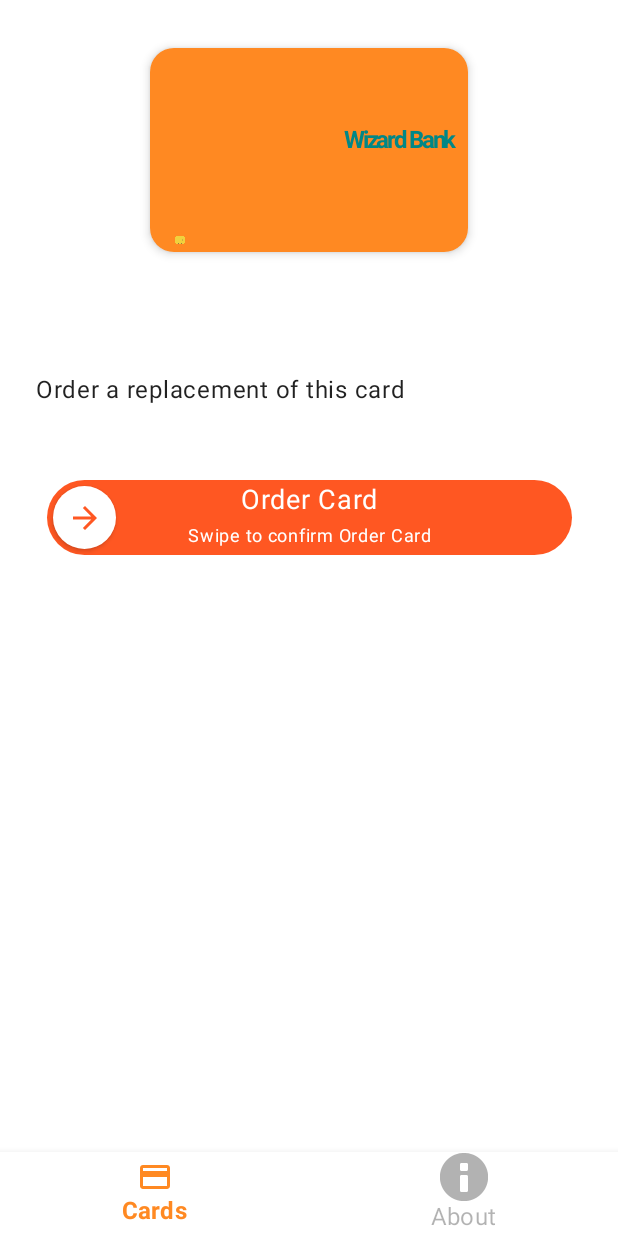
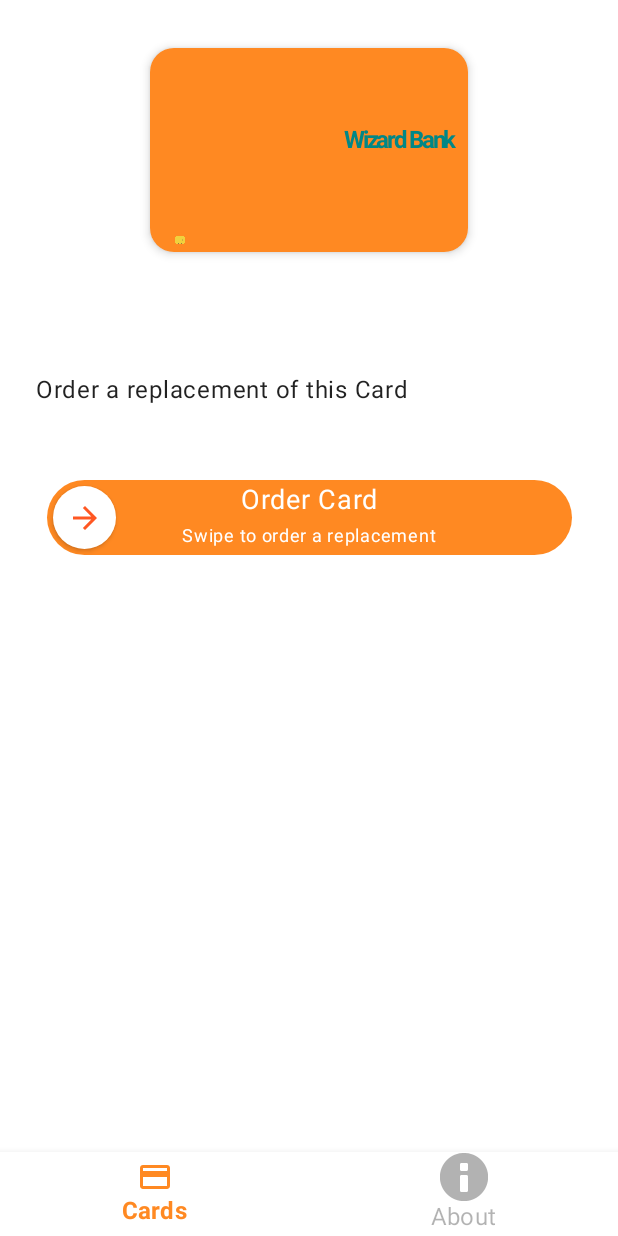
Before and after one commit to Kuruchy/MyCards, an Android app built with Jetpack Compose: the screen it shows after launch (MainActivity), after a tap on "Order Card", on a phone screen of 412 x 824 dp. Run offline under Robolectric (Android 15) with nearby library versions, the phone set to English and light mode, and no system bars; our stand-ins replace accompanist.

Commit message:
Added Action Interaction

```diff
--- a/app/src/main/java/com/kurulabs/mycards/ui/composable/cards/ActionDetail.kt
+++ b/app/src/main/java/com/kurulabs/mycards/ui/composable/cards/ActionDetail.kt
@@ -1,9 +1,5 @@
 package com.kurulabs.mycards.ui.composable.cards
 
-import androidx.compose.animation.Crossfade
-import androidx.compose.foundation.background
-import androidx.compose.foundation.gestures.Orientation
-import androidx.compose.foundation.layout.Box
 import androidx.compose.foundation.layout.BoxWithConstraints
 import androidx.compose.foundation.layout.Column
 import androidx.compose.foundation.layout.Spacer
@@ -11,39 +7,22 @@
 import androidx.compose.foundation.layout.fillMaxSize
 import androidx.compose.foundation.layout.fillMaxWidth
 import androidx.compose.foundation.layout.height
-import androidx.compose.foundation.layout.offset
 import androidx.compose.foundation.layout.padding
 import androidx.compose.foundation.layout.size
-import androidx.compose.foundation.layout.width
 import androidx.compose.foundation.layout.wrapContentHeight
-import androidx.compose.foundation.shape.CircleShape
-import androidx.compose.foundation.shape.RoundedCornerShape
-import androidx.compose.material.ExperimentalMaterialApi
-import androidx.compose.material.FractionalThreshold
-import androidx.compose.material.Icon
+import androidx.compose.material.Button
 import androidx.compose.material.MaterialTheme
 import androidx.compose.material.Text
-import androidx.compose.material.icons.Icons
-import androidx.compose.material.icons.filled.ArrowForward
-import androidx.compose.material.icons.filled.Done
-import androidx.compose.material.rememberSwipeableState
-import androidx.compose.material.swipeable
 import androidx.compose.runtime.Composable
-import androidx.compose.runtime.derivedStateOf
 import androidx.compose.ui.Alignment
 import androidx.compose.ui.Modifier
-import androidx.compose.ui.draw.alpha
-import androidx.compose.ui.draw.shadow
-import androidx.compose.ui.graphics.Color
-import androidx.compose.ui.platform.LocalDensity
+import androidx.compose.ui.text.font.FontWeight
 import androidx.compose.ui.tooling.preview.Preview
-import androidx.compose.ui.unit.IntOffset
 import androidx.compose.ui.unit.dp
-import androidx.compose.ui.unit.sp
 import com.kurulabs.mycards.ui.demo.getDemoCards
+import com.kurulabs.mycards.ui.models.cards.PressToInteract
+import com.kurulabs.mycards.ui.models.cards.SwipeToInteract
 import com.kurulabs.mycards.ui.theme.MyCardsTheme
-import com.kurulabs.mycards.ui.theme.OrangeDark
-import kotlin.math.roundToInt
 
 @Preview(showBackground = true)
 @Composable
@@ -92,90 +71,22 @@
             style = MaterialTheme.typography.body1
         )
         Spacer(modifier = Modifier.size(24.dp))
-        ConfirmationButton(
-            modifier = modifier.align(Alignment.CenterHorizontally),
-            action = cardAction.name
-        )
-    }
-}
-
-enum class ConfirmationState {
-    Default, Confirmed
-}
-
-@OptIn(ExperimentalMaterialApi::class)
-@Composable
-fun ConfirmationButton(modifier: Modifier = Modifier, action: String) {
-
-    val width = 350.dp
-    val dragSize = 50.dp
-
-    val swipeableState = rememberSwipeableState(ConfirmationState.Default)
-    val sizePx = with(LocalDensity.current) { (width - dragSize).toPx() }
-    val anchors = mapOf(0f to ConfirmationState.Default, sizePx to ConfirmationState.Confirmed)
-    val progress = derivedStateOf {
-        if (swipeableState.offset.value == 0f) 0f else swipeableState.offset.value / sizePx
-    }
-
-    Box(
-        modifier = modifier
-            .width(width)
-            .swipeable(
-                state = swipeableState,
-                anchors = anchors,
-                thresholds = { _, _ -> FractionalThreshold(0.5f) },
-                orientation = Orientation.Horizontal
+        when (cardAction.interaction) {
+            SwipeToInteract -> SwipeableButton(
+                modifier = modifier.align(Alignment.CenterHorizontally),
+                cardAction = cardAction
             )
-            .background(OrangeDark, RoundedCornerShape(dragSize))
-    ) {
-        Column(
-            Modifier
-                .align(Alignment.Center)
-                .alpha(1f - progress.value),
-            horizontalAlignment = Alignment.CenterHorizontally
-        ) {
-            Text("$action", color = Color.White, fontSize = 18.sp)
-            Text("Swipe to confirm $action", color = Color.White, fontSize = 12.sp)
-        }
-
-        DraggableControl(
-            modifier = Modifier
-                .offset { IntOffset(swipeableState.offset.value.roundToInt(), 0) }
-                .size(dragSize),
-            progress = progress.value
-        )
-    }
-
-}
-
-@Composable
-private fun DraggableControl(
-    modifier: Modifier,
-    progress: Float
-) {
-    Box(
-        modifier
-            .padding(4.dp)
-            .shadow(elevation = 2.dp, CircleShape, clip = false)
-            .background(Color.White, CircleShape),
-        contentAlignment = Alignment.Center
-    ) {
-        val isConfirmed = derivedStateOf { progress >= 0.8f }
-        Crossfade(targetState = isConfirmed.value) {
-            if (it) {
-                Icon(
-                    imageVector = Icons.Filled.Done,
-                    contentDescription = null,
-                    tint = OrangeDark
-                )
-            } else {
-                Icon(
-                    imageVector = Icons.Filled.ArrowForward,
-                    contentDescription = null,
-                    tint = OrangeDark
+            PressToInteract -> Button(
+                modifier = Modifier
+                    .fillMaxWidth()
+                    .padding(24.dp),
+                onClick = { /*TODO*/ },
+            ) {
+                Text(
+                    text = cardAction.interactionText,
+                    style = MaterialTheme.typography.body1.copy(fontWeight = FontWeight.Bold)
                 )
             }
-
         }
     }
 }
--- /dev/null
+++ b/app/src/main/java/com/kurulabs/mycards/ui/composable/cards/SwipeButton.kt
@@ -0,0 +1,118 @@
+package com.kurulabs.mycards.ui.composable.cards
+
+import androidx.compose.animation.Crossfade
+import androidx.compose.foundation.background
+import androidx.compose.foundation.gestures.Orientation
+import androidx.compose.foundation.layout.Box
+import androidx.compose.foundation.layout.Column
+import androidx.compose.foundation.layout.offset
+import androidx.compose.foundation.layout.padding
+import androidx.compose.foundation.layout.size
+import androidx.compose.foundation.layout.width
+import androidx.compose.foundation.shape.CircleShape
+import androidx.compose.foundation.shape.RoundedCornerShape
+import androidx.compose.material.ExperimentalMaterialApi
+import androidx.compose.material.FractionalThreshold
+import androidx.compose.material.Icon
+import androidx.compose.material.Text
+import androidx.compose.material.icons.Icons
+import androidx.compose.material.icons.filled.ArrowForward
+import androidx.compose.material.icons.filled.Done
+import androidx.compose.material.rememberSwipeableState
+import androidx.compose.material.swipeable
+import androidx.compose.runtime.Composable
+import androidx.compose.runtime.derivedStateOf
+import androidx.compose.ui.Alignment
+import androidx.compose.ui.Modifier
+import androidx.compose.ui.draw.alpha
+import androidx.compose.ui.draw.shadow
+import androidx.compose.ui.graphics.Color
+import androidx.compose.ui.platform.LocalDensity
+import androidx.compose.ui.unit.IntOffset
+import androidx.compose.ui.unit.dp
+import androidx.compose.ui.unit.sp
+import com.kurulabs.mycards.ui.models.cards.CardActionItem
+import com.kurulabs.mycards.ui.theme.Orange
+import com.kurulabs.mycards.ui.theme.OrangeDark
+import kotlin.math.roundToInt
+
+enum class ConfirmationState {
+    Default, Confirmed
+}
+
+@OptIn(ExperimentalMaterialApi::class)
+@Composable
+fun SwipeableButton(modifier: Modifier = Modifier, cardAction: CardActionItem.CardAction) {
+
+    val width = 350.dp
+    val dragSize = 50.dp
+
+    val swipeableState = rememberSwipeableState(ConfirmationState.Default)
+    val sizePx = with(LocalDensity.current) { (width - dragSize).toPx() }
+    val anchors = mapOf(0f to ConfirmationState.Default, sizePx to ConfirmationState.Confirmed)
+    val progress = derivedStateOf {
+        if (swipeableState.offset.value == 0f) 0f else swipeableState.offset.value / sizePx
+    }
+
+    Box(
+        modifier = modifier
+            .width(width)
+            .swipeable(
+                state = swipeableState,
+                anchors = anchors,
+                thresholds = { _, _ -> FractionalThreshold(0.8f) },
+                orientation = Orientation.Horizontal
+            )
+            .background(Orange, RoundedCornerShape(dragSize))
+    ) {
+        Column(
+            Modifier
+                .align(Alignment.Center)
+                .alpha(1f - progress.value),
+            horizontalAlignment = Alignment.CenterHorizontally
+        ) {
+            Text(cardAction.name, color = Color.White, fontSize = 18.sp)
+            Text(cardAction.interactionText, color = Color.White, fontSize = 12.sp)
+        }
+
+        DraggableControl(
+            modifier = Modifier
+                .offset { IntOffset(swipeableState.offset.value.roundToInt(), 0) }
+                .size(dragSize),
+            progress = progress.value
+        )
+    }
+
+}
+
+@Composable
+private fun DraggableControl(
+    modifier: Modifier,
+    progress: Float
+) {
+    Box(
+        modifier
+            .padding(4.dp)
+            .shadow(elevation = 2.dp, CircleShape, clip = false)
+            .background(Color.White, CircleShape),
+        contentAlignment = Alignment.Center
+    ) {
+        val isConfirmed = derivedStateOf { progress >= 0.8f }
+        Crossfade(targetState = isConfirmed.value) {
+            if (it) {
+                Icon(
+                    imageVector = Icons.Filled.Done,
+                    contentDescription = null,
+                    tint = OrangeDark
+                )
+            } else {
+                Icon(
+                    imageVector = Icons.Filled.ArrowForward,
+                    contentDescription = null,
+                    tint = OrangeDark
+                )
+            }
+
+        }
+    }
+}
--- a/app/src/main/java/com/kurulabs/mycards/ui/models/cards/CardAction.kt
+++ b/app/src/main/java/com/kurulabs/mycards/ui/models/cards/CardAction.kt
@@ -24,6 +24,8 @@
         val description: String,
         @DrawableRes val icon: Int,
         val groupTitle: GroupTitle,
+        val interaction: CardActionInteraction,
+        val interactionText: String,
     ) : CardActionItem() {
 
         object GooglePay : CardAction(
@@ -31,6 +33,8 @@
             description = "Configure your Google Pay",
             icon = R.drawable.ic_contactless,
             groupTitle = PayGroupTitle,
+            interaction = PressToInteract,
+            interactionText = "Activate Google Pay now!",
         )
 
         object CardLimits : CardAction(
@@ -38,6 +42,8 @@
             description = "Change the Weekly and Daily Limit",
             icon = R.drawable.ic_attach_money,
             groupTitle = PayGroupTitle,
+            interaction = PressToInteract,
+            interactionText = "Set your limits",
         )
 
         object ActivateCard : CardAction(
@@ -45,13 +51,17 @@
             description = "New Card? Activate it here",
             icon = R.drawable.ic_credit_score,
             groupTitle = CardGroupTitle,
+            interaction = SwipeToInteract,
+            interactionText = "Swipe to activate this Card",
         )
 
         object OrderCard : CardAction(
             name = "Order Card",
-            description = "Order a replacement of this card",
+            description = "Order a replacement of this Card",
             icon = R.drawable.ic_credit_card,
             groupTitle = CardGroupTitle,
+            interaction = SwipeToInteract,
+            interactionText = "Swipe to order a replacement",
         )
 
         object CancelCard : CardAction(
@@ -59,6 +69,8 @@
             description = "Did you loose your card? Cancel it here",
             icon = R.drawable.ic_credit_card_off,
             groupTitle = CardGroupTitle,
+            interaction = SwipeToInteract,
+            interactionText = "Swipe to cancel this Card",
         )
 
         object PinChange : CardAction(
@@ -66,6 +78,8 @@
             description = "Have you forgotten your pin? Change it here",
             icon = R.drawable.ic_pin,
             groupTitle = PinGroupTitle,
+            interaction = PressToInteract,
+            interactionText = "Choose your Pin",
         )
     }
 }
--- /dev/null
+++ b/app/src/main/java/com/kurulabs/mycards/ui/models/cards/CardActionInteraction.kt
@@ -0,0 +1,6 @@
+package com.kurulabs.mycards.ui.models.cards
+
+sealed class CardActionInteraction
+
+object SwipeToInteract: CardActionInteraction()
+object PressToInteract: CardActionInteraction()
```
